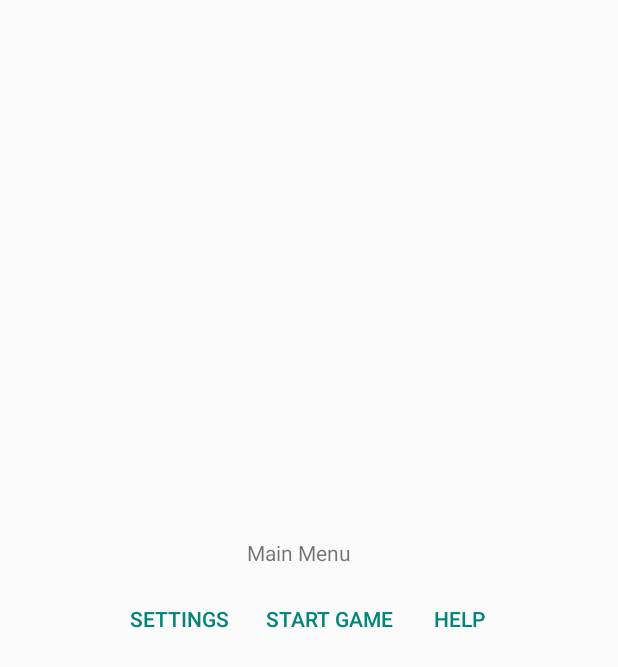
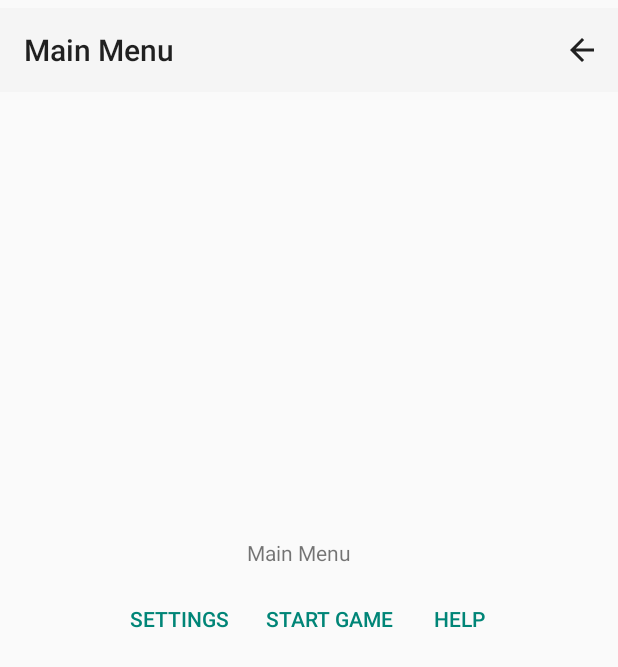
Before and after one commit to abehnia/CMPT276, an Android app: the screen it shows after launch (MainMenuActivity), on a phone screen of 412 x 824 dp. Shown: the top 667 px of the screen. Run offline under Robolectric (Android 15) with nearby library versions, the phone set to English and light mode, and no system bars.

Commit message:
Add toolbar to settings, main menu and help

```diff
--- a/app/src/main/java/cmpt276/proj/finddamatch/MainMenuActivity.java
+++ b/app/src/main/java/cmpt276/proj/finddamatch/MainMenuActivity.java
@@ -1,11 +1,12 @@
 package cmpt276.proj.finddamatch;
 
 import androidx.appcompat.app.AppCompatActivity;
+import androidx.appcompat.widget.Toolbar;
 
 import android.content.Intent;
 import android.os.Bundle;
-import android.util.Log;
-import android.view.View;
+import android.view.Menu;
+import android.view.MenuItem;
 import android.widget.Button;
 
 public class MainMenuActivity extends AppCompatActivity {
@@ -18,6 +19,28 @@ public class MainMenuActivity extends AppCompatActivity {
         setupStartGameBtn();
         setupHelpBtn();
         setupSettingsBtn();
+        setupToolbar();
+    }
+
+    @Override
+    public boolean onCreateOptionsMenu(Menu menu) {
+        getMenuInflater().inflate(R.menu.default_menu, menu);
+        return true;
+    }
+
+    @Override
+    public boolean onOptionsItemSelected(MenuItem item) {
+        if (item.getItemId() == R.id.backButton) {
+            finish();
+            return true;
+        }
+        return super.onOptionsItemSelected(item);
+    }
+
+    private void setupToolbar() {
+        Toolbar myToolbar = findViewById(R.id.mainMenuToolbar);
+        setSupportActionBar(myToolbar);
+        getSupportActionBar().setTitle(R.string.main_menu_activity_title);
     }
 
     private void setupSettingsBtn() {
--- /dev/null
+++ b/app/src/main/res/drawable/ic_baseline_arrow_back_24.xml
@@ -0,0 +1,10 @@
+<vector xmlns:android="http://schemas.android.com/apk/res/android"
+    android:width="24dp"
+    android:height="24dp"
+    android:viewportWidth="24"
+    android:viewportHeight="24"
+    android:tint="?attr/colorControlNormal">
+  <path
+      android:fillColor="@android:color/white"
+      android:pathData="M20,11H7.83l5.59,-5.59L12,4l-8,8 8,8 1.41,-1.41L7.83,13H20v-2z"/>
+</vector>
--- a/app/src/main/res/layout/activity_main_menu.xml
+++ b/app/src/main/res/layout/activity_main_menu.xml
@@ -14,7 +14,7 @@
         android:layout_marginTop="312dp"
         android:layout_marginEnd="183dp"
         android:layout_marginBottom="400dp"
-        android:text="@string/main_menu_title"
+        android:text="@string/main_menu_activity_title"
         app:layout_constraintBottom_toBottomOf="parent"
         app:layout_constraintEnd_toEndOf="parent"
         app:layout_constraintStart_toStartOf="parent"
@@ -50,4 +50,23 @@
             style="?android:attr/buttonBarButtonStyle"
             android:text="@string/btnHelp_txt" />
     </LinearLayout>
+
+    <androidx.appcompat.widget.Toolbar
+        android:id="@+id/mainMenuToolbar"
+        android:layout_width="match_parent"
+        android:layout_height="wrap_content"
+        android:background="?attr/colorPrimary"
+        android:minHeight="?attr/actionBarSize"
+        android:theme="?attr/actionBarTheme"
+        app:layout_constraintBottom_toTopOf="@+id/guideline2"
+        app:layout_constraintEnd_toEndOf="parent"
+        app:layout_constraintStart_toStartOf="parent"
+        app:layout_constraintTop_toTopOf="parent" />
+
+    <androidx.constraintlayout.widget.Guideline
+        android:id="@+id/guideline2"
+        android:layout_width="wrap_content"
+        android:layout_height="wrap_content"
+        android:orientation="horizontal"
+        app:layout_constraintGuide_percent="0.08" />
 </androidx.constraintlayout.widget.ConstraintLayout>
--- /dev/null
+++ b/app/src/main/res/menu/default_menu.xml
@@ -0,0 +1,8 @@
+<?xml version="1.0" encoding="utf-8"?>
+<menu xmlns:app="http://schemas.android.com/apk/res-auto"
+    xmlns:android="http://schemas.android.com/apk/res/android">
+    <item android:id="@+id/backButton"
+        android:icon="@drawable/ic_baseline_arrow_back_24"
+        app:showAsAction="always"
+        android:title="" />
+</menu>
--- a/app/src/main/res/values/strings.xml
+++ b/app/src/main/res/values/strings.xml
@@ -2,12 +2,13 @@
     <string name="app_name">Find daMatch</string>
     <string name="btnSkip_txt">skip</string>
     <string name="welcome_page_title">Welcome Page</string>
-    <string name="main_menu_title">Main Menu</string>
+    <string name="scoreboard_menu_title">Score Board</string>
     <string name="btnSettings_txt">Settings</string>
     <string name="btnStartGame_txt">Start Game</string>
     <string name="btnHelp_txt">Help</string>
     <string name="help_activity_title">Help</string>
     <string name="settings_activity_title">Settings</string>
+    <string name="main_menu_activity_title">Main Menu</string>
     <string name="game_page_title">Game Page</string>
     <string name="time_game_activity">Time</string>
     <string name="null_text_view">TextView</string>
```
Also changed, not shown: app/src/main/java/cmpt276/proj/finddamatch/HelpActivity.java (+25 -0 lines), app/src/main/java/cmpt276/proj/finddamatch/SettingsActivity.java (+25 -0 lines), app/src/main/res/layout/activity_help.xml (+13 -4 lines), app/src/main/res/layout/activity_settings.xml (+13 -4 lines).
